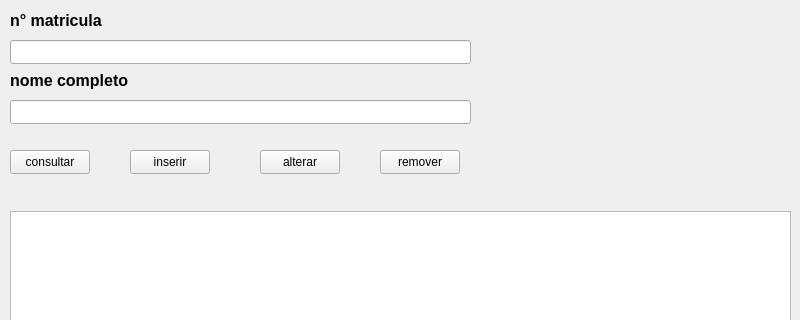
Qt form mainwindow.ui (cpedrohenrique1/Atividade12EDII) before a commit; both pictures show x 0 to 800 and y 0 to 320 of the 800 by 600 pixel window.
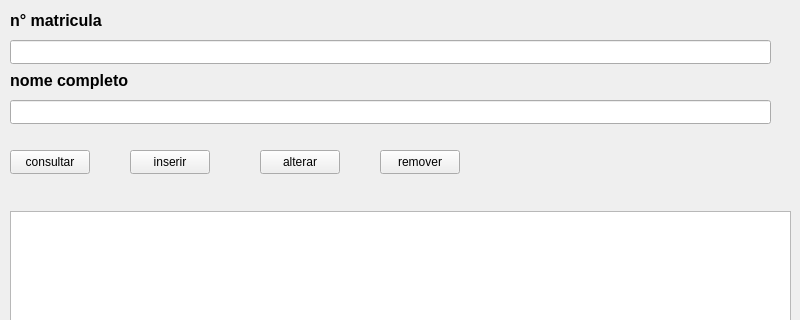
The same form after that commit.

```diff
--- a/mainwindow.ui
+++ b/mainwindow.ui
@@ -29,7 +29,7 @@
      <rect>
       <x>10</x>
       <y>40</y>
-      <width>461</width>
+      <width>761</width>
       <height>24</height>
      </rect>
     </property>
@@ -52,7 +52,7 @@
      <rect>
       <x>10</x>
       <y>100</y>
-      <width>461</width>
+      <width>761</width>
       <height>24</height>
      </rect>
     </property>
```
